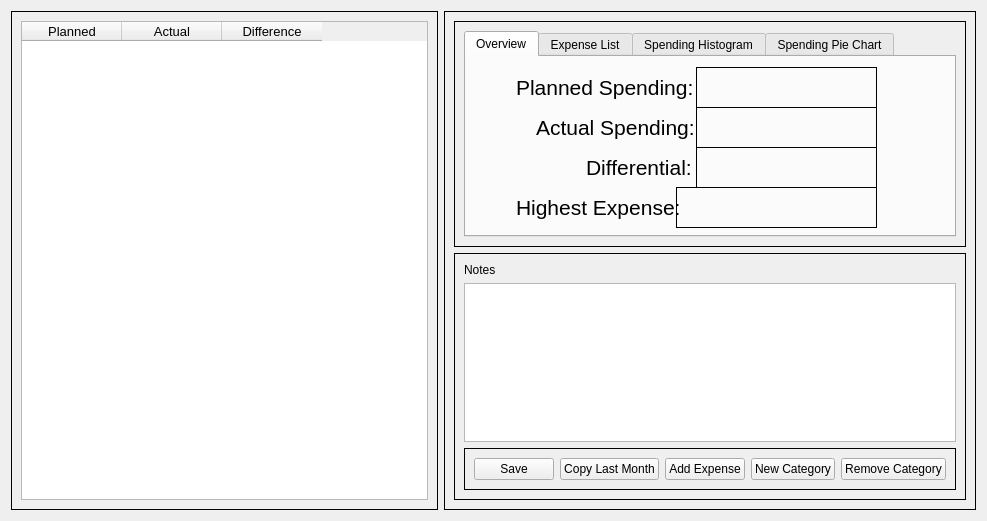
Qt form rsrc/UI/TableTest.ui (Winkelmann17/BudgetTool-Python) before a commit.
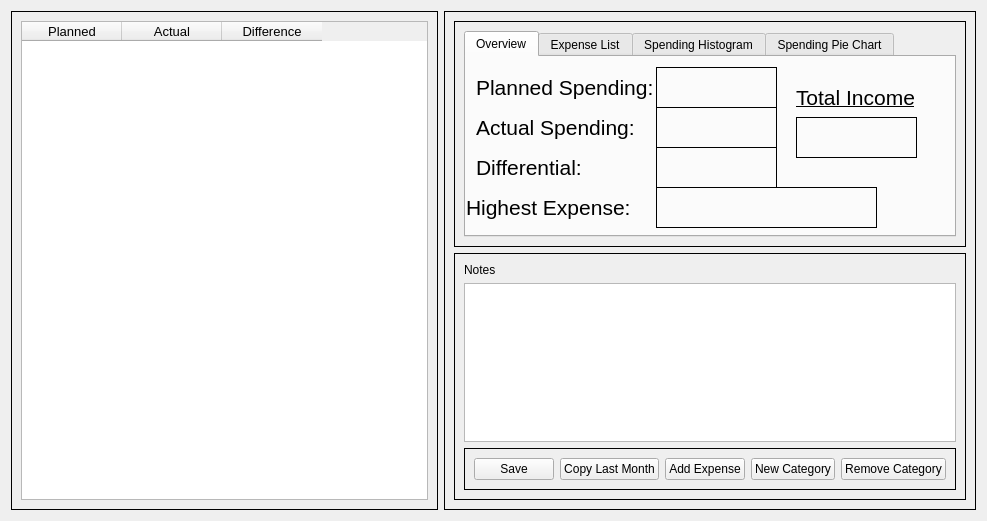
The same form after that commit.

Commit message: Overview tab functionality complete

Patch:
```diff
--- a/rsrc/UI/TableTest.ui
+++ b/rsrc/UI/TableTest.ui
@@ -44,9 +44,9 @@
             <widget class="QLabel" name="overviewPlannedAmount">
              <property name="geometry">
               <rect>
-               <x>230</x>
+               <x>190</x>
                <y>10</y>
-               <width>181</width>
+               <width>121</width>
                <height>41</height>
               </rect>
              </property>
@@ -63,9 +63,9 @@
             <widget class="QLabel" name="overviewActualAmount">
              <property name="geometry">
               <rect>
-               <x>230</x>
+               <x>190</x>
                <y>50</y>
-               <width>181</width>
+               <width>121</width>
                <height>41</height>
               </rect>
              </property>
@@ -82,9 +82,9 @@
             <widget class="QLabel" name="overviewDifferentialAmount">
              <property name="geometry">
               <rect>
-               <x>230</x>
+               <x>190</x>
                <y>90</y>
-               <width>181</width>
+               <width>121</width>
                <height>41</height>
               </rect>
              </property>
@@ -101,7 +101,7 @@
             <widget class="QLabel" name="overviewDifferential">
              <property name="geometry">
               <rect>
-               <x>120</x>
+               <x>10</x>
                <y>90</y>
                <width>111</width>
                <height>41</height>
@@ -114,7 +114,7 @@
             <widget class="QLabel" name="overviewActual">
              <property name="geometry">
               <rect>
-               <x>70</x>
+               <x>10</x>
                <y>50</y>
                <width>161</width>
                <height>41</height>
@@ -127,7 +127,7 @@
             <widget class="QLabel" name="overviewHighest">
              <property name="geometry">
               <rect>
-               <x>50</x>
+               <x>0</x>
                <y>130</y>
                <width>181</width>
                <height>41</height>
@@ -140,9 +140,9 @@
             <widget class="QLabel" name="overviewHighestData">
              <property name="geometry">
               <rect>
-               <x>210</x>
+               <x>190</x>
                <y>130</y>
-               <width>201</width>
+               <width>221</width>
                <height>41</height>
               </rect>
              </property>
@@ -159,7 +159,7 @@
             <widget class="QLabel" name="overviewPlanned">
              <property name="geometry">
               <rect>
-               <x>50</x>
+               <x>10</x>
                <y>10</y>
                <width>181</width>
                <height>41</height>
@@ -169,6 +169,38 @@
               <string>&lt;html&gt;&lt;head/&gt;&lt;body&gt;&lt;p&gt;&lt;span style=&quot; font-size:16pt;&quot;&gt;Planned Spending:&lt;/span&gt;&lt;/p&gt;&lt;/body&gt;&lt;/html&gt;</string>
              </property>
             </widget>
+            <widget class="QLabel" name="overviewIncomeAmount">
+             <property name="geometry">
+              <rect>
+               <x>330</x>
+               <y>60</y>
+               <width>121</width>
+               <height>41</height>
+              </rect>
+             </property>
+             <property name="styleSheet">
+              <string notr="true"/>
+             </property>
+             <property name="frameShape">
+              <enum>QFrame::Box</enum>
+             </property>
+             <property name="text">
+              <string>&lt;html&gt;&lt;head/&gt;&lt;body&gt;&lt;p&gt;&lt;br/&gt;&lt;/p&gt;&lt;/body&gt;&lt;/html&gt;</string>
+             </property>
+            </widget>
+            <widget class="QLabel" name="overviewDifferential_2">
+             <property name="geometry">
+              <rect>
+               <x>330</x>
+               <y>20</y>
+               <width>121</width>
+               <height>41</height>
+              </rect>
+             </property>
+             <property name="text">
+              <string>&lt;html&gt;&lt;head/&gt;&lt;body&gt;&lt;p&gt;&lt;span style=&quot; font-size:16pt; text-decoration: underline;&quot;&gt;Total Income&lt;/span&gt;&lt;/p&gt;&lt;/body&gt;&lt;/html&gt;</string>
+             </property>
+            </widget>
            </widget>
            <widget class="QWidget" name="expenseListTab">
             <attribute name="title">
```
The commit also changes 3 other files.
